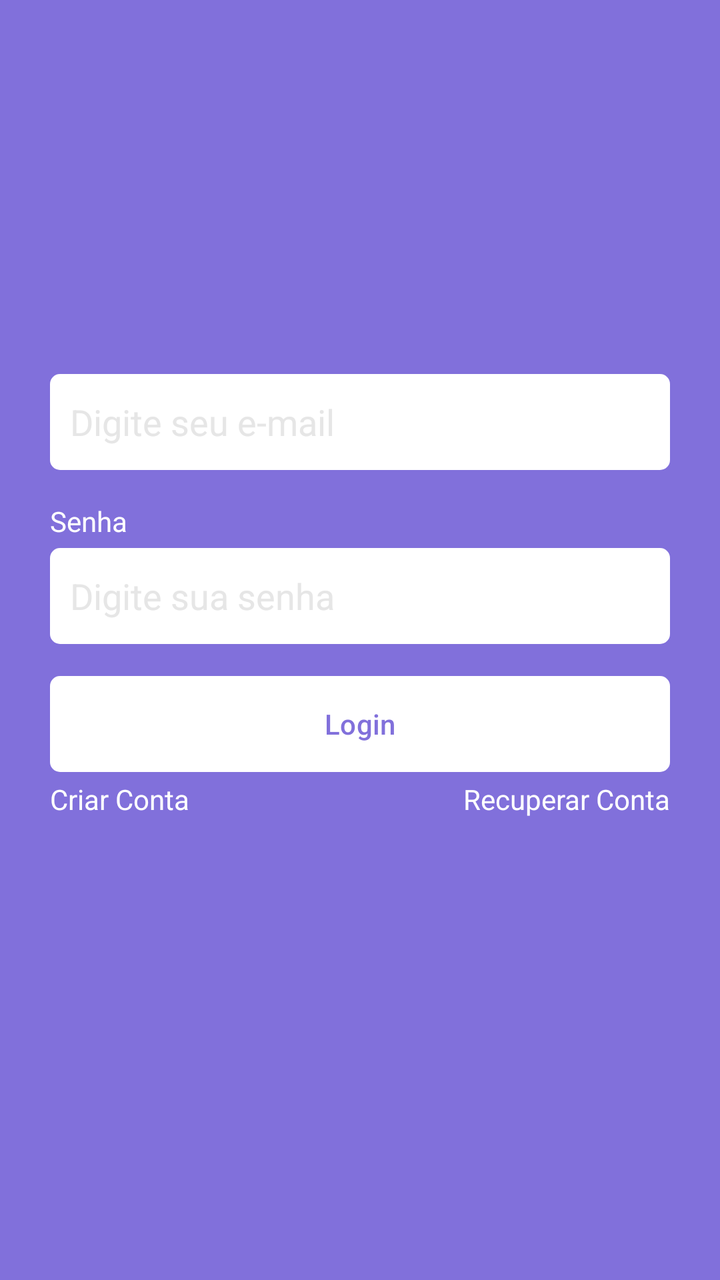
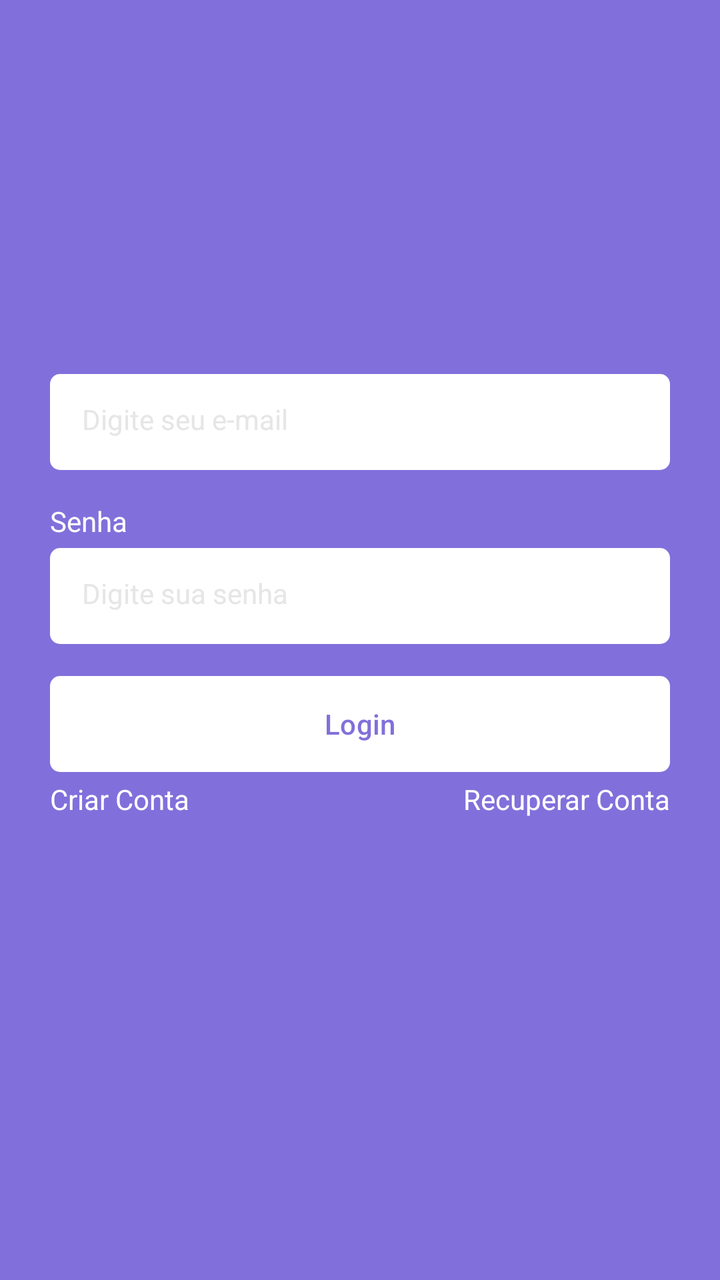

Two renders of the same Android screen: before a commit and after it. Below are the layout's source before the change and the commit's diff.
<!-- AndroidManifest.xml: application theme Theme.Kanban -->
<!-- res/layout/fragment_login.xml -->
<?xml version="1.0" encoding="utf-8"?>
<androidx.constraintlayout.widget.ConstraintLayout xmlns:android="http://schemas.android.com/apk/res/android"
    xmlns:tools="http://schemas.android.com/tools"
    android:layout_width="match_parent"
    android:layout_height="match_parent"
    xmlns:app="http://schemas.android.com/apk/res-auto"
    tools:context=".ui.auth.LoginFragment">

    <LinearLayout
        android:id="@+id/LinearLayout"
        android:layout_width="0dp"
        android:layout_height="wrap_content"
        app:layout_constraintBottom_toBottomOf="parent"
        app:layout_constraintEnd_toEndOf="parent"
        app:layout_constraintStart_toStartOf="parent"
        app:layout_constraintTop_toTopOf="parent"
        android:orientation="vertical"
        android:layout_marginHorizontal="25dp">



        <EditText
            android:id="@+id/editTextEmail"
            android:layout_width="match_parent"
            android:layout_height="48dp"
            android:hint="Digite seu e-mail"
            android:textColorHint="@color/slight_white"
            android:inputType="textEmailAddress"
            android:padding="10dp"
            android:layout_marginTop="4dp"
            android:background="@drawable/bg_edit_text"/>

        <TextView
            android:layout_width="wrap_content"
            android:layout_height="wrap_content"
            android:text="Senha"
            android:textColor="@color/white"
            android:layout_marginTop="16dp"/>

        <EditText
            android:id="@+id/editTextSenha"
            android:layout_width="match_parent"
            android:layout_height="48dp"
            android:inputType="textPassword"
            android:hint="Digite sua senha"
            android:textColorHint="@color/slight_white"
            android:padding="10dp"
            android:layout_marginTop="4dp"
            android:background="@drawable/bg_edit_text"/>

        <com.google.android.material.button.MaterialButton
            android:id="@+id/buttonLogin"
            android:layout_width="match_parent"
            android:layout_height="wrap_content"
            android:text="Login"
            android:textColor="@color/color_default"
            app:backgroundTint="@null"
            android:background="@drawable/bg_btn"
            android:layout_marginTop="16dp"/>

        <LinearLayout
            android:layout_width="match_parent"
            android:layout_height="wrap_content"
            android:orientation="horizontal"
            android:layout_marginTop="4dp">

            <TextView
                android:id="@+id/btnRegister"
                android:layout_width="wrap_content"
                android:layout_height="wrap_content"
                android:text="Criar Conta"
                android:layout_weight="1"
                android:textAlignment="textStart"
                android:textColor="@color/white"/>

            <TextView
                android:id="@+id/btnRecover"
                android:layout_width="wrap_content"
                android:layout_height="wrap_content"
                android:text="Recuperar Conta"
                android:layout_weight="1"
                android:textAlignment="textEnd"
                android:textColor="@color/white"/>
        </LinearLayout>

        <ProgressBar
            android:layout_width="wrap_content"
            android:layout_height="wrap_content"
            android:indeterminateTint="@color/white"
            android:layout_gravity="center"
            tools:visibility="visible"
            android:visibility="invisible"/>
    </LinearLayout>
</androidx.constraintlayout.widget.ConstraintLayout>
<!-- resources referenced by this layout -->
<resources>
  <color name="color_default">#8170DB</color>
  <color name="slight_white">#E6E6E6</color>
  <color name="white">#FFFFFFFF</color>
  <!-- drawable bg_btn (drawable) -->
  <?xml version="1.0" encoding="utf-8"?>
  <shape xmlns:android="http://schemas.android.com/apk/res/android"
      android:shape="rectangle">
  
      <solid android:color="@color/white"/>
      <corners android:radius="5dp"/>
  
  </shape>
  <!-- drawable bg_edit_text (drawable) -->
  <?xml version="1.0" encoding="utf-8"?>
  <shape xmlns:android="http://schemas.android.com/apk/res/android"
      android:shape="rectangle">
  
      <solid android:color="@color/white"/>
      <corners android:radius="5dp"/>
  
  </shape>
  <style name="Theme.Kanban" parent="Base.Theme.Kanban" />
  <style name="Base.Theme.Kanban" parent="Theme.Material3.DayNight.NoActionBar">
          
          
          <item name="colorPrimary">@color/color_default</item>
          <item name="colorPrimaryVariant">@color/color_default</item>
          <item name="android:windowBackground">@color/color_default</item>
      </style>
</resources>

<!-- the commit's change to res/layout/fragment_login.xml (unified diff, before → after) -->
@@ -26,9 +26,9 @@
             android:hint="Digite seu e-mail"
             android:textColorHint="@color/slight_white"
             android:inputType="textEmailAddress"
-            android:padding="10dp"
             android:layout_marginTop="4dp"
-            android:background="@drawable/bg_edit_text"/>
+            android:textColor="@color/black"
+            style="@style/EditTextTheme"/>
 
         <TextView
             android:layout_width="wrap_content"
@@ -44,9 +44,9 @@
             android:inputType="textPassword"
             android:hint="Digite sua senha"
             android:textColorHint="@color/slight_white"
-            android:padding="10dp"
+            android:textColor="@color/black"
             android:layout_marginTop="4dp"
-            android:background="@drawable/bg_edit_text"/>
+            style="@style/EditTextTheme"/>
 
         <com.google.android.material.button.MaterialButton
             android:id="@+id/buttonLogin"
<!-- resource entries referenced after the edit -->
@@ -1,5 +1,6 @@
 <!-- resources referenced by this layout -->
 <resources>
+  <color name="black">#FF000000</color>
   <color name="color_default">#8170DB</color>
   <color name="slight_white">#E6E6E6</color>
   <color name="white">#FFFFFFFF</color>
@@ -12,6 +13,11 @@
       <corners android:radius="5dp"/>
   
   </shape>
+  <style name="EditTextTheme" parent="Theme.MaterialComponents.DayNight.NoActionBar">
+          <item name="android:background">@drawable/bg_edit_text</item>
+          <item name="android:padding">16dp</item>
+          <item name="android:textSize">14sp</item>
+      </style>
   <!-- drawable bg_edit_text (drawable) -->
   <?xml version="1.0" encoding="utf-8"?>
   <shape xmlns:android="http://schemas.android.com/apk/res/android"
